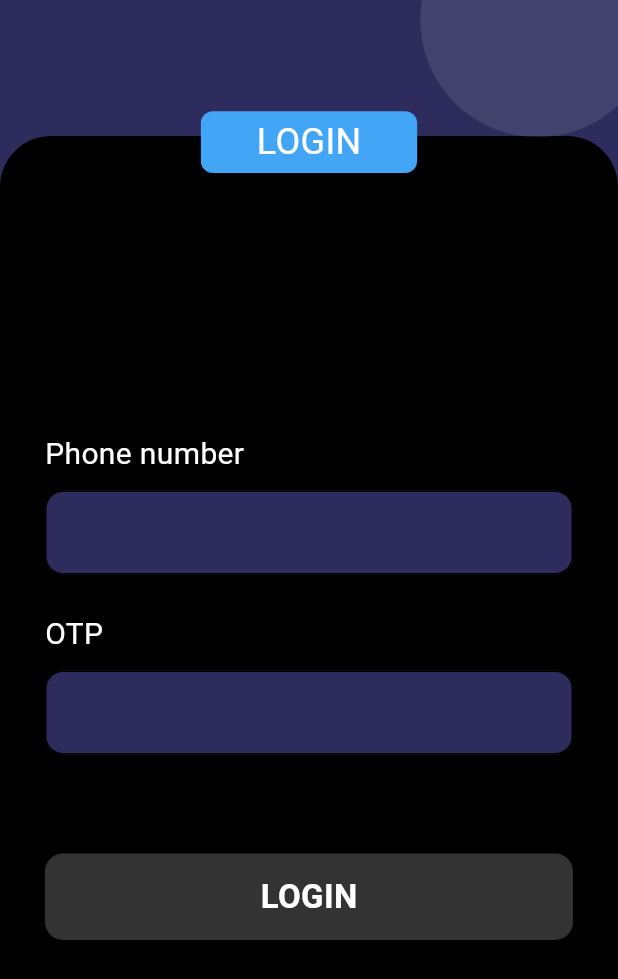
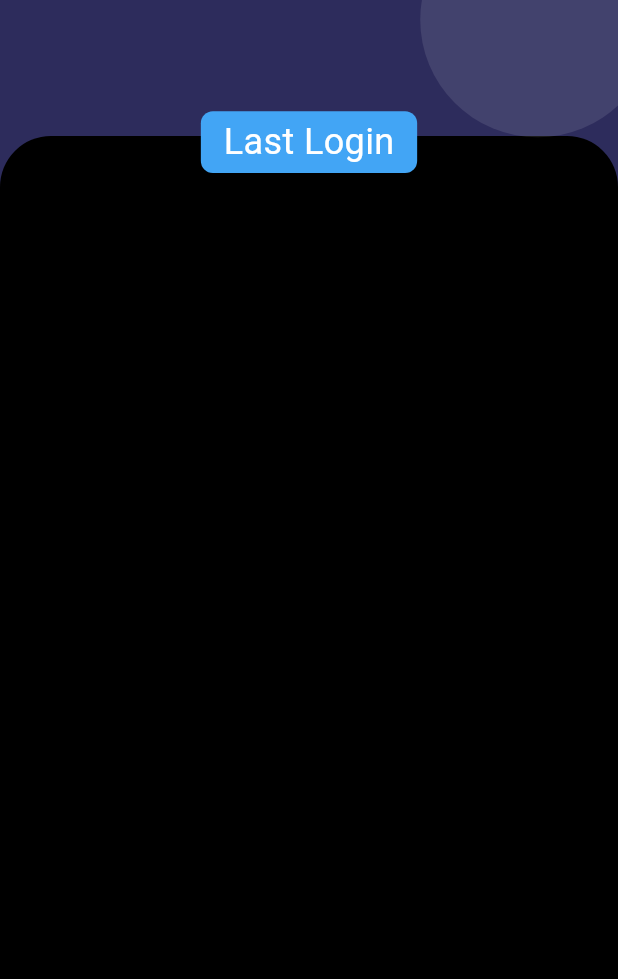
Before and after one commit to Abishek-project/Secure_Connect, a Flutter app: the CommonBackground screen opened directly, on a phone screen of 412 x 824 dp. Shown: the top 979 px of the screen. Run offline on Flutter 3.47's test engine with Material 3 defaults, Android fonts, the phone set to English and light mode, and no system bars; our stand-ins replace firebase_core, get; accounts and stored records are empty.

Commit message:
update folder structure

```diff
--- a/lib/components/background_template.dart
+++ b/lib/components/background_template.dart
@@ -3,8 +3,10 @@ import 'package:secure_connect/constants/app_colors.dart';
 import 'package:secure_connect/constants/app_strings.dart';
 
 class CommonBackground extends StatelessWidget {
+  final String headerText;
   final Widget child;
-  const CommonBackground({required this.child, super.key});
+  const CommonBackground(
+      {required this.child, required this.headerText, super.key});
 
   @override
   Widget build(BuildContext context) {
@@ -39,10 +41,10 @@ class CommonBackground extends StatelessWidget {
                   color: Colors.blue.shade400,
                   borderRadius: const BorderRadius.all(Radius.circular(8)),
                 ),
-                child: const Center(
+                child: Center(
                   child: Text(
-                    AppStrings.login,
-                    style: TextStyle(fontSize: 24, color: Colors.white),
+                    headerText,
+                    style: const TextStyle(fontSize: 24, color: Colors.white),
                   ),
                 ),
               ),
--- /dev/null
+++ b/lib/screens/lastLogin/last_login_view_controller.dart
@@ -0,0 +1,4 @@
+import 'package:get/get.dart';
+import 'package:secure_connect/screens/lastLogin/last_login_view_variables.dart';
+
+class LastLoginController extends GetxController with LastLoginVariables {}
--- /dev/null
+++ b/lib/screens/lastLogin/last_login_view_variables.dart
@@ -0,0 +1 @@
+mixin LastLoginVariables {}
--- /dev/null
+++ b/lib/screens/pluginView/plugin_view_controller.dart
@@ -0,0 +1,5 @@
+import 'package:get/get.dart';
+
+import 'plugin_view_variables.dart';
+
+class PluginController extends GetxController with PluginVariables {}
--- /dev/null
+++ b/lib/screens/pluginView/plugin_view_variables.dart
@@ -0,0 +1 @@
+mixin PluginVariables {}
```
Also changed, not shown: lib/components/custom_button.dart (+6 -1 lines), lib/screens/lastLogin/last_login_view.dart (added, +15 -0 lines), lib/screens/lastLogin/last_login_view_bindings.dart (added, +9 -0 lines), lib/screens/login/login_view.dart (+16 -9 lines), lib/screens/pluginView/plugin_view.dart (added, +13 -0 lines), lib/screens/pluginView/plugin_view_bindings.dart (added, +9 -0 lines).
